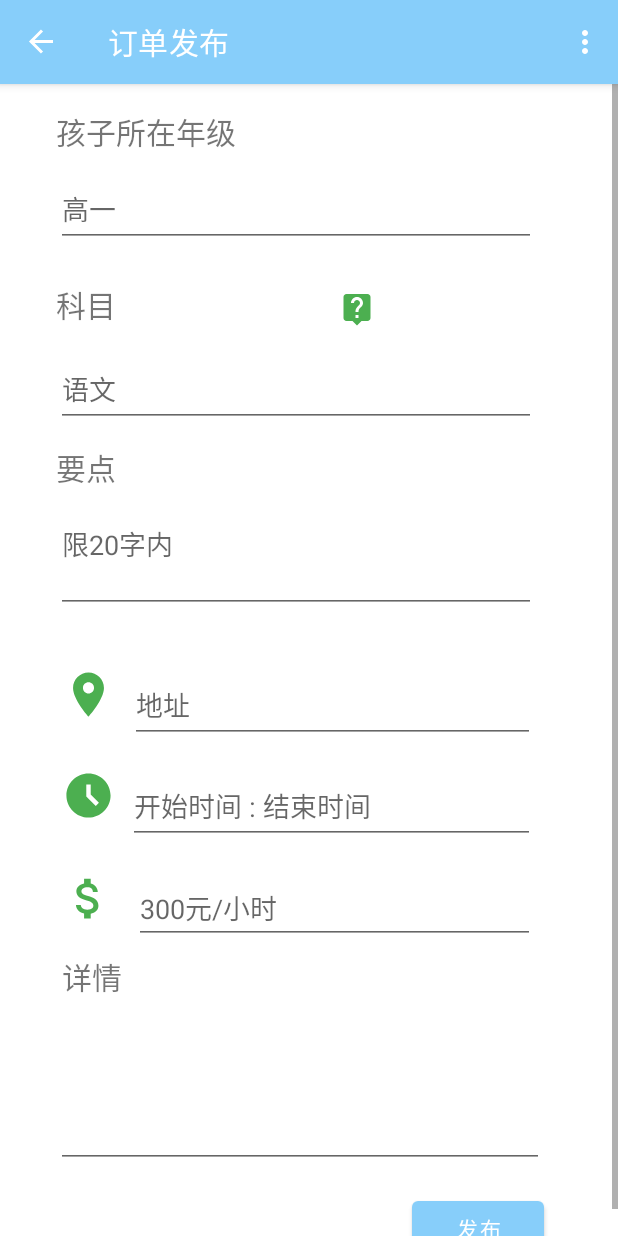
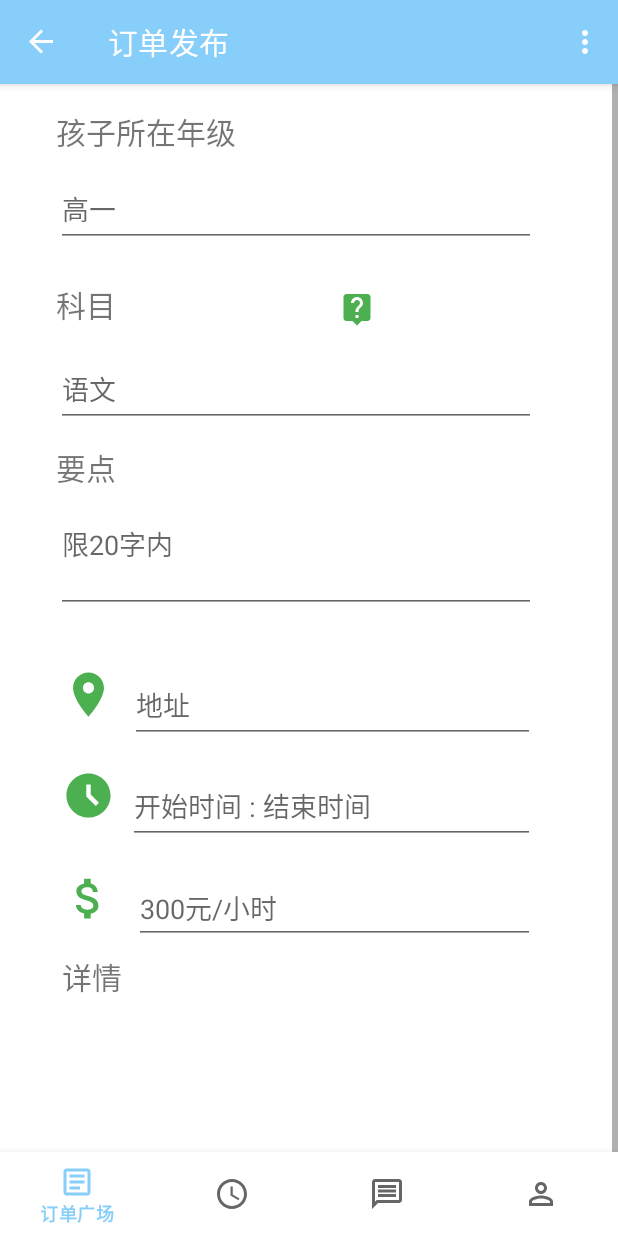
Before and after one commit to android-app-development-course/2021autumn-A8-TutorGather, an Android app: the screen it shows after launch (MainActivity), after a tap on "发布订单", on a phone screen of 412 x 824 dp. Run offline under Robolectric (Android 15) with nearby library versions, the phone set to English and light mode, and no system bars; our stand-ins replace navigation-ui; libraries missing offline, so code that uses them is left out: com.to.aboomy; network calls fail; 2 statements that could not run were skipped.

Commit message:
add bottom bar but no nav

```diff
--- a/TutorGather/app/src/main/java/com/example/mobile_phone/MainActivity.kt
+++ b/TutorGather/app/src/main/java/com/example/mobile_phone/MainActivity.kt
@@ -1,5 +1,6 @@
 package com.example.mobile_phone
 
+import android.annotation.SuppressLint
 import android.os.Bundle
 import androidx.appcompat.app.AppCompatActivity
 import androidx.navigation.findNavController
@@ -9,8 +10,10 @@ import androidx.navigation.ui.setupActionBarWithNavController
 import android.view.Menu
 import android.view.MenuItem
 import androidx.fragment.app.Fragment
+import androidx.navigation.fragment.findNavController
 import com.example.mobile_phone.databinding.ActivityMainBinding
 import com.example.mobile_phone.fragment.*
+import com.google.android.material.bottomnavigation.BottomNavigationView
 
 
 class MainActivity : AppCompatActivity() {
@@ -18,6 +21,7 @@ class MainActivity : AppCompatActivity() {
     private lateinit var appBarConfiguration: AppBarConfiguration
     private lateinit var binding: ActivityMainBinding
 
+    @SuppressLint("ResourceType")
     override fun onCreate(savedInstanceState: Bundle?) {
         super.onCreate(savedInstanceState)
         binding = ActivityMainBinding.inflate(layoutInflater)
@@ -28,7 +32,18 @@ class MainActivity : AppCompatActivity() {
         val navController = findNavController(R.id.nav_host_fragment_content_main)
         appBarConfiguration = AppBarConfiguration(navController.graph)
         setupActionBarWithNavController(navController, appBarConfiguration)
-
+        BottomNavigationView.OnNavigationItemSelectedListener { item ->
+            when(item.itemId) {
+                R.id.item1 -> {
+                    true
+                }
+                R.id.item2 -> {
+                    // Respond to navigation item 2 click
+                    true
+                }
+                else -> false
+            }
+        }
 //        //以下为订单管理页面的测试
 //        setContentView(R.layout.order_fragment)
 //        Sentbutton.setOnClickListener{
--- /dev/null
+++ b/TutorGather/app/src/main/java/com/example/mobile_phone/bean/TitleAndContent.kt
@@ -0,0 +1,3 @@
+package com.example.mobile_phone.bean
+
+data class TitleAndContent(val title:String="", val content:String="")
--- a/TutorGather/app/src/main/java/com/example/mobile_phone/fragment/HeaderFragment.kt
+++ b/TutorGather/app/src/main/java/com/example/mobile_phone/fragment/HeaderFragment.kt
@@ -5,7 +5,9 @@ import android.os.Bundle
 import android.view.LayoutInflater
 import android.view.View
 import android.view.ViewGroup
+import androidx.core.os.bundleOf
 import androidx.fragment.app.Fragment
+import androidx.fragment.app.setFragmentResult
 import androidx.navigation.fragment.findNavController
 import com.example.mobile_phone.R
 import com.example.mobile_phone.adapter.BannerAdapter
@@ -64,15 +66,11 @@ class HeaderFragment : Fragment() {
         super.onViewCreated(view, savedInstanceState)
         orderAdapter = OrderAdapter(this.requireContext(), R.layout.order_item, ordersList)
         // 绑定订单列表
-        binding.listView.adapter = orderAdapter
-//        binding.listView.setOnItemClickListener { parent, _view, position, id ->
-//            findNavController().navigate(R.id.action_fragment_header_to_fragment_publish)
-//        }
+        binding.orderListView.adapter = orderAdapter
         // 绑定发布按钮跳转
         binding.buttonPublish.setOnClickListener {
             findNavController().navigate(R.id.action_fragment_header_to_fragment_publish)
         }
-
 
         //使用内置Indicator
         val indicator = IndicatorView(this.requireActivity())
@@ -80,20 +78,25 @@ class HeaderFragment : Fragment() {
             .setIndicatorSelectorColor(Color.WHITE)
 
         val imageId = listOf(R.drawable.banner_image_1, R.drawable.banner_image_2)
-        //创建adapter
+        //创建轮播图adapter
         val bannerAdapter = BannerAdapter(imageId)
         //传入RecyclerView.Adapter 即可实现无限轮播
         binding.banner.setIndicator(indicator).adapter = bannerAdapter
-        // 使用orderWebdata
+        // 使用orderWebData更新orderList数据
         thread {
             updateOrderList()
         }
-        // 设置刷新列表按钮
+        // 绑定刷新列表按钮
         binding.imageButtonRenew.setOnClickListener {
             ordersList.clear()
             thread {
                 updateOrderList()
             }
+        }
+        // 绑定orderList的点击事件
+        binding.orderListView.setOnItemClickListener { parent, _view, position, id ->
+            setFragmentResult("requestKey", bundleOf("orderId" to ordersList[position].id))
+            findNavController().navigate(R.id.action_fragment_header_to_fragment_detail)
         }
     }
 
--- a/TutorGather/app/src/main/java/com/example/mobile_phone/fragment/OrderDisplayFragment.kt
+++ b/TutorGather/app/src/main/java/com/example/mobile_phone/fragment/OrderDisplayFragment.kt
@@ -25,7 +25,7 @@ class OrderDisplayFragment:Fragment() {
 
         val orderList = listOf<Order>()
         val adapter = OrderAdapter(this.requireContext(), R.layout.order_item, orderList)
-        val listView = view.findViewById<ListView>(R.id.list_view)
+        val listView = view.findViewById<ListView>(R.id.orderListView)
         listView.adapter=adapter
     }
 }
--- a/TutorGather/app/src/main/java/com/example/mobile_phone/webData/OrderWebData.kt
+++ b/TutorGather/app/src/main/java/com/example/mobile_phone/webData/OrderWebData.kt
@@ -68,8 +68,9 @@ class OrderWebData {
     fun getOrderByOrderId(orderId: Int): Order {
         val responseData = getRequest("$urlPrefix/getOrder?orderId=$orderId")
         if (responseData != null) {
-            println("getOrdersByUserIdAndStatus: $responseData")
-            return parseJSONWithGSON(responseData).first()
+//            Log.i(TAG, "getOrderById: $responseData, data: $responseData, \norderId$orderId")
+            val gson = Gson()
+            return gson.fromJson(responseData, Order::class.java)
         }
         println("orderId: $orderId is null")
         return Order()
--- /dev/null
+++ b/TutorGather/app/src/main/res/drawable/outline_access_time_black_24dp.xml
@@ -0,0 +1,6 @@
+<?xml version="1.0" encoding="UTF-8" standalone="no"?>
+<vector xmlns:android="http://schemas.android.com/apk/res/android" android:height="24dp" android:tint="#000000" android:viewportHeight="24.0" android:viewportWidth="24.0" android:width="24dp">
+
+    <path android:fillColor="@android:color/white" android:pathData="M11.99,2C6.47,2 2,6.48 2,12s4.47,10 9.99,10C17.52,22 22,17.52 22,12S17.52,2 11.99,2zM12,20c-4.42,0 -8,-3.58 -8,-8s3.58,-8 8,-8 8,3.58 8,8 -3.58,8 -8,8zM12.5,7L11,7v6l5.25,3.15 0.75,-1.23 -4.5,-2.67z"/>
+
+</vector>
--- /dev/null
+++ b/TutorGather/app/src/main/res/drawable/outline_article_black_24dp.xml
@@ -0,0 +1,8 @@
+<?xml version="1.0" encoding="UTF-8" standalone="no"?>
+<vector xmlns:android="http://schemas.android.com/apk/res/android" android:autoMirrored="true" android:height="24dp" android:tint="#000000" android:viewportHeight="24.0" android:viewportWidth="24.0" android:width="24dp">
+
+    <path android:fillColor="@android:color/white" android:pathData="M19,5v14H5V5H19M19,3H5C3.9,3 3,3.9 3,5v14c0,1.1 0.9,2 2,2h14c1.1,0 2,-0.9 2,-2V5C21,3.9 20.1,3 19,3L19,3z"/>
+
+    <path android:fillColor="@android:color/white" android:pathData="M14,17H7v-2h7V17zM17,13H7v-2h10V13zM17,9H7V7h10V9z"/>
+
+</vector>
--- /dev/null
+++ b/TutorGather/app/src/main/res/drawable/outline_message_black_24dp.xml
@@ -0,0 +1,6 @@
+<?xml version="1.0" encoding="UTF-8" standalone="no"?>
+<vector xmlns:android="http://schemas.android.com/apk/res/android" android:autoMirrored="true" android:height="24dp" android:tint="#000000" android:viewportHeight="24.0" android:viewportWidth="24.0" android:width="24dp">
+
+    <path android:fillColor="@android:color/white" android:pathData="M4,4h16v12L5.17,16L4,17.17L4,4m0,-2c-1.1,0 -1.99,0.9 -1.99,2L2,22l4,-4h14c1.1,0 2,-0.9 2,-2L22,4c0,-1.1 -0.9,-2 -2,-2L4,2zM6,12h12v2L6,14v-2zM6,9h12v2L6,11L6,9zM6,6h12v2L6,8L6,6z"/>
+
+</vector>
--- /dev/null
+++ b/TutorGather/app/src/main/res/drawable/outline_perm_identity_black_24dp.xml
@@ -0,0 +1,6 @@
+<?xml version="1.0" encoding="UTF-8" standalone="no"?>
+<vector xmlns:android="http://schemas.android.com/apk/res/android" android:height="24dp" android:tint="#000000" android:viewportHeight="24.0" android:viewportWidth="24.0" android:width="24dp">
+
+    <path android:fillColor="@android:color/white" android:pathData="M12,6c1.1,0 2,0.9 2,2s-0.9,2 -2,2 -2,-0.9 -2,-2 0.9,-2 2,-2m0,9c2.7,0 5.8,1.29 6,2v1L6,18v-0.99c0.2,-0.72 3.3,-2.01 6,-2.01m0,-11C9.79,4 8,5.79 8,8s1.79,4 4,4 4,-1.79 4,-4 -1.79,-4 -4,-4zM12,13c-2.67,0 -8,1.34 -8,4v3h16v-3c0,-2.66 -5.33,-4 -8,-4z"/>
+
+</vector>
--- a/TutorGather/app/src/main/res/layout/activity_main.xml
+++ b/TutorGather/app/src/main/res/layout/activity_main.xml
@@ -1,18 +1,36 @@
 <?xml version="1.0" encoding="utf-8"?>
-<androidx.coordinatorlayout.widget.CoordinatorLayout xmlns:android="http://schemas.android.com/apk/res/android"
-        xmlns:app="http://schemas.android.com/apk/res-auto" xmlns:tools="http://schemas.android.com/tools"
-        android:layout_width="match_parent" android:layout_height="match_parent" tools:context=".MainActivity">
+<RelativeLayout xmlns:android="http://schemas.android.com/apk/res/android"
+        xmlns:app="http://schemas.android.com/apk/res-auto"
+        android:layout_width="match_parent"
+        android:layout_height="match_parent">
 
-    <com.google.android.material.appbar.AppBarLayout android:layout_width="match_parent" android:layout_height="wrap_content"
-            android:theme="@style/Theme.Mobile_phone.AppBarOverlay">
+    <LinearLayout xmlns:tools="http://schemas.android.com/tools"
+            android:layout_width="match_parent"
+            android:layout_height="match_parent"
+            android:orientation="vertical"
+            tools:context=".MainActivity">
 
-        <androidx.appcompat.widget.Toolbar android:id="@+id/toolbar" android:layout_width="match_parent"
-                android:layout_height="?attr/actionBarSize" android:background="?attr/colorPrimary" app:popupTheme="@style/Theme.Mobile_phone.PopupOverlay" />
+        <com.google.android.material.appbar.AppBarLayout
+                android:layout_width="match_parent"
+                android:layout_height="wrap_content"
+                android:theme="@style/Theme.Mobile_phone.AppBarOverlay">
 
-    </com.google.android.material.appbar.AppBarLayout>
+            <androidx.appcompat.widget.Toolbar
+                    android:id="@+id/toolbar"
+                    android:layout_width="match_parent"
+                    android:layout_height="?attr/actionBarSize"
+                    android:background="?attr/colorPrimary"
+                    app:popupTheme="@style/Theme.Mobile_phone.PopupOverlay" />
 
-    <include layout="@layout/content_main" />
+        </com.google.android.material.appbar.AppBarLayout>
 
-
-
-</androidx.coordinatorlayout.widget.CoordinatorLayout>
+        <include layout="@layout/content_main" />
+    </LinearLayout>
+    <com.google.android.material.bottomnavigation.BottomNavigationView
+            android:id="@+id/bottom_navigation"
+            android:layout_width="match_parent"
+            android:layout_height="wrap_content"
+            android:layout_alignParentBottom="true"
+            android:layout_gravity="bottom"
+            app:menu="@menu/bottom_navigation_menu" />
+</RelativeLayout>
--- a/TutorGather/app/src/main/res/layout/fragment_orderdetail.xml
+++ b/TutorGather/app/src/main/res/layout/fragment_orderdetail.xml
@@ -4,7 +4,7 @@
         android:layout_width="match_parent"
         android:layout_height="match_parent"
         android:orientation="vertical"
-        android:layout_margin="20dp">
+        android:layout_marginHorizontal="20dp">
     <androidx.recyclerview.widget.RecyclerView
             android:id="@+id/recyclerViewOrderDetail"
             android:layout_width="match_parent"
--- a/TutorGather/app/src/main/res/layout/order_detail_fragement.xml
+++ b/TutorGather/app/src/main/res/layout/order_detail_fragement.xml
@@ -5,7 +5,7 @@
     android:orientation="vertical">
 
     <ListView
-        android:id="@+id/list_view"
+        android:id="@+id/orderListView"
         android:layout_width="wrap_content"
         android:layout_height="wrap_content"
         android:layout_marginTop="0dp" />
--- /dev/null
+++ b/TutorGather/app/src/main/res/menu/bottom_navigation_menu.xml
@@ -0,0 +1,23 @@
+<?xml version="1.0" encoding="utf-8"?>
+<menu xmlns:android="http://schemas.android.com/apk/res/android">
+    <item
+            android:id="@+id/page_header"
+            android:enabled="true"
+            android:icon="@drawable/outline_article_black_24dp"
+            android:title="订单广场"/>
+    <item
+            android:id="@+id/page_manger"
+            android:enabled="true"
+            android:icon="@drawable/outline_access_time_black_24dp"
+            android:title="订单管理"/>
+    <item
+            android:id="@+id/page_message"
+            android:enabled="true"
+            android:icon="@drawable/outline_message_black_24dp"
+            android:title="消息"/>
+    <item
+            android:id="@+id/page_user"
+            android:enabled="true"
+            android:icon="@drawable/outline_perm_identity_black_24dp"
+            android:title="用户信息"/>
+</menu>
--- a/TutorGather/app/src/main/res/navigation/nav_graph.xml
+++ b/TutorGather/app/src/main/res/navigation/nav_graph.xml
@@ -6,6 +6,10 @@
             tools:layout="@layout/fragment_header">
 
         <action android:id="@+id/action_fragment_header_to_fragment_publish" app:destination="@id/fragment_publish" />
+        <action
+                android:id="@+id/action_fragment_header_to_fragment_detail"
+                app:destination="@id/fragment_detail" />
+
     </fragment>
 
     <fragment android:id="@+id/fragment_publish" android:name="com.example.mobile_phone.fragment.PublishFragment" android:label="订单发布"
@@ -14,4 +18,10 @@
         <action android:id="@+id/action_fragment_publish_to_fragment_header" app:destination="@id/fragment_header" />
     </fragment>
 
+
+    <fragment android:id="@+id/fragment_detail" android:name="com.example.mobile_phone.fragment.DetailFragment" android:label="订单详情"
+            tools:layout="@layout/fragment_orderdetail">
+
+        <action android:id="@+id/action_fragment_publish_to_fragment_header" app:destination="@id/fragment_header" />
+    </fragment>
 </navigation>
```
Also changed, not shown: TutorGather/app/src/main/java/com/example/mobile_phone/adapter/DetailAdapter.kt (+40 -1 lines), TutorGather/app/src/main/java/com/example/mobile_phone/fragment/DetailFragment.kt (added, +86 -0 lines), TutorGather/app/src/main/java/com/example/mobile_phone/fragment/OrderDetialFragment.kt (deleted, +0 -42 lines), TutorGather/app/src/main/res/layout/fragment_header.xml (+13 -7 lines), TutorGather/app/src/main/res/layout/item_detail.xml (added, +46 -0 lines), TutorGather/app/src/main/res/layout/textView_item_detial.xml (deleted, +0 -45 lines).
